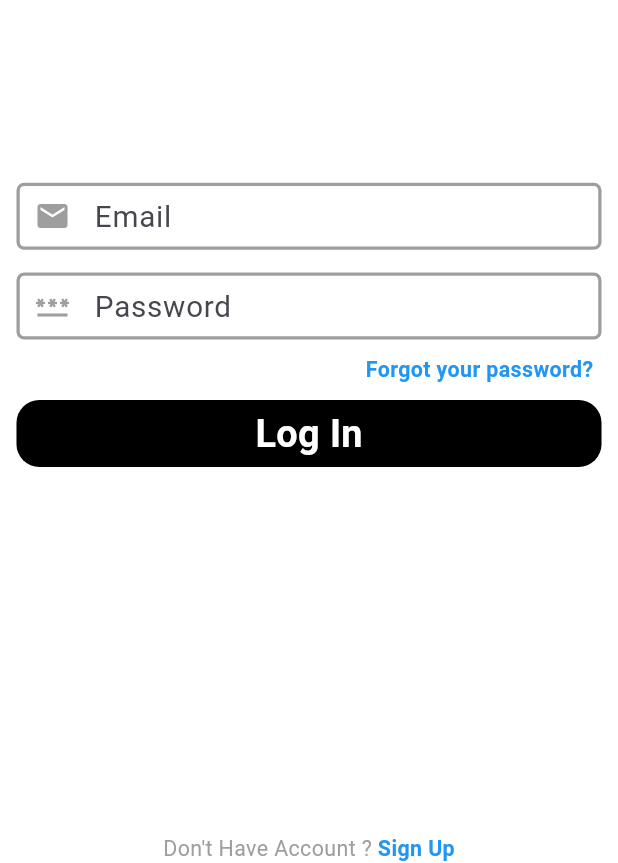
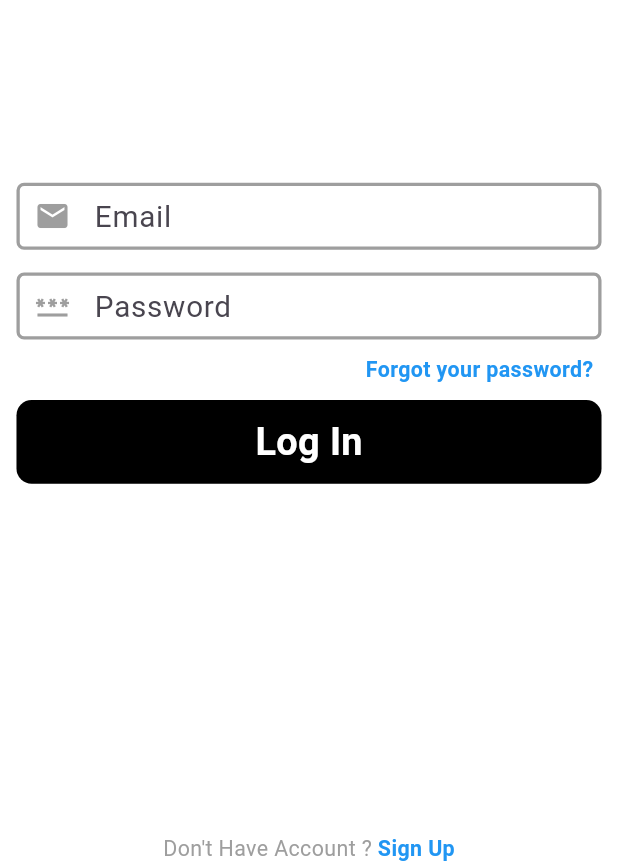
Before and after one commit to Eslam-Ayman8/instgram_sample, a Flutter app: the screen it shows after launch, after a tap on "Sign Up", after a tap on "Sign In", on a phone screen of 412 x 824 dp, the part 373-1236 px from its top. Run offline on Flutter 3.47's test engine with Material 3 defaults, Android fonts, the phone set to English and light mode, and no system bars; our stand-ins replace flutter_screenutil.

Commit message:
sign up page edit

```diff
--- a/lib/screen/login_screen.dart
+++ b/lib/screen/login_screen.dart
@@ -73,10 +73,10 @@ class _LoginScreenState extends State<LoginScreen> {
           child: Container(              //FOR LOGIN BUTTON
             alignment: Alignment.center,
             width: double.infinity,
-            height: 44.h,
+            height: 55.h,
             decoration: BoxDecoration(
                 color: Colors.black,
-                borderRadius: BorderRadius.circular(15.r)  ),
+                borderRadius: BorderRadius.circular(10.r)  ),
             child: Text('Log In',
               style: TextStyle(
                 fontSize: 23.sp,
--- a/lib/screen/signup_screen.dart
+++ b/lib/screen/signup_screen.dart
@@ -55,10 +55,11 @@ class _SignUpScreenState extends State<SignUpScreen> {
               SizedBox(height: 10.h,),
               SignUp(),
               SizedBox(height: 10.h,),
-              Have()
+              //Have()
 
             ],
-          ),)
+          ),),
+        bottomNavigationBar: Have(),
     );
   }
 
@@ -66,7 +67,7 @@ class _SignUpScreenState extends State<SignUpScreen> {
     return Padding(
       padding:  EdgeInsets.symmetric(horizontal: 15.w),
       child: Row(
-        mainAxisAlignment: MainAxisAlignment.end,
+        mainAxisAlignment: MainAxisAlignment.center,
         children: [
           Text("Have Account?",
             style: TextStyle(fontSize: 13.sp,
@@ -93,10 +94,10 @@ class _SignUpScreenState extends State<SignUpScreen> {
       child: Container(              //FOR LOGIN BUTTON
           alignment: Alignment.center,
           width: double.infinity,
-          height: 44.h,
+          height: 55.h,
           decoration: BoxDecoration(
               color: Colors.black,
-              borderRadius: BorderRadius.circular(10.r)  ),
+              borderRadius: BorderRadius.circular(15.r)  ),
           child: Text('Sign Up',
             style: TextStyle(
               fontSize: 23.sp,
@@ -137,7 +138,7 @@ class _SignUpScreenState extends State<SignUpScreen> {
           decoration: InputDecoration(
             hintText: type,
             prefixIcon: Icon(icon, color: focusNode.hasFocus? Colors.black : Colors.grey,),  //get icon with color condition
-            contentPadding: EdgeInsets.symmetric(horizontal: 15.w,vertical: 15.h),
+            contentPadding: EdgeInsets.symmetric(horizontal: 15.w,vertical: 0.h),
             enabledBorder: OutlineInputBorder(
                 borderRadius: BorderRadius.circular(5.r),
                 borderSide: BorderSide(color: Colors.grey,width:2.w)
```
